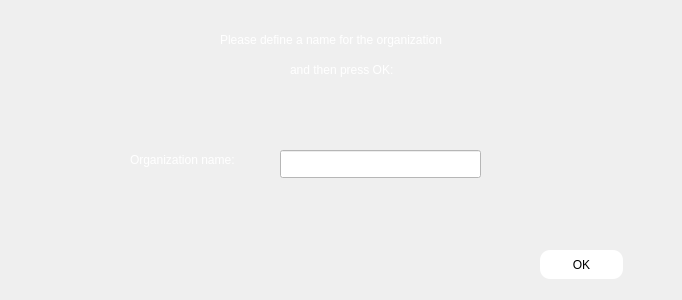
Before: the Qt Designer form enter/making_organization.ui in Shayanrava/APproject, drawn with Qt 5.
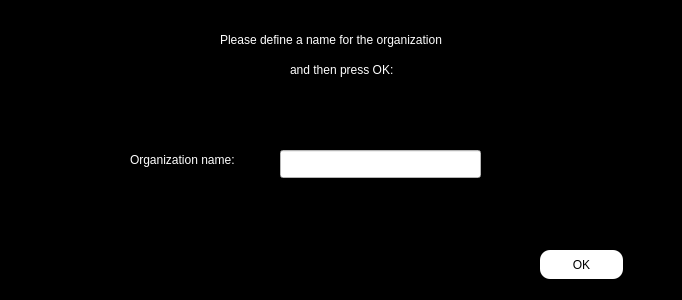
After: the same form once the commit is applied.

Commit message: making organization ui developed

What changed in the file:
```diff
--- a/enter/making_organization.ui
+++ b/enter/making_organization.ui
@@ -13,6 +13,12 @@
   <property name="windowTitle">
    <string>Form</string>
   </property>
+  <property name="styleSheet">
+   <string notr="true">#making_organization
+{
+background-color:black;
+}</string>
+  </property>
   <widget class="QLabel" name="label_">
    <property name="geometry">
     <rect>
```
